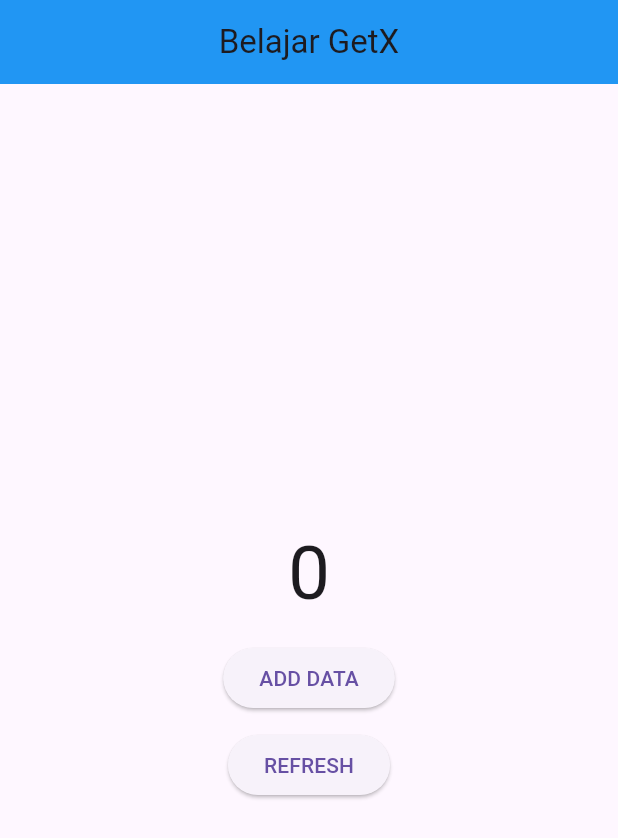
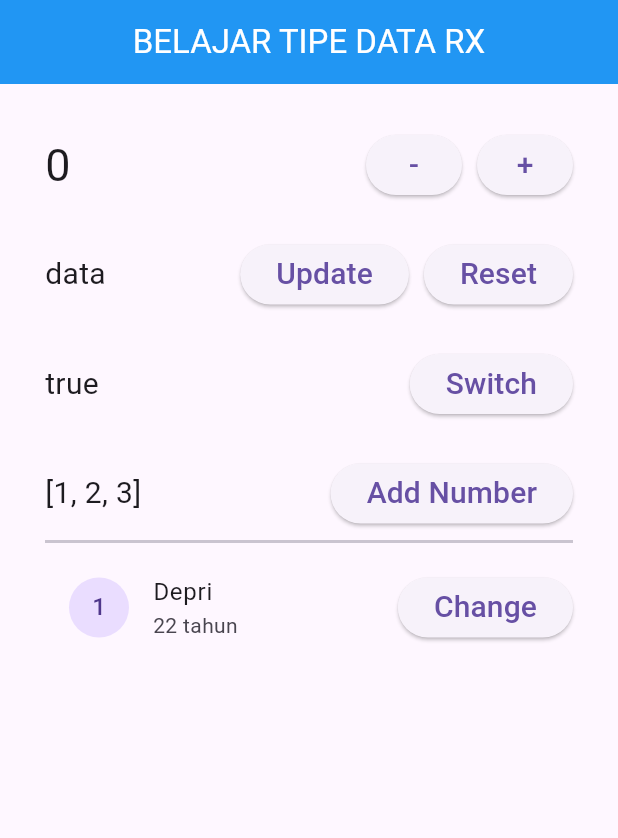
Before and after one commit to depriandiy/gym_presence, a Flutter app: the screen it shows after launch, on a phone screen of 412 x 824 dp. Shown: the top 838 px of the screen. Run offline on Flutter 3.47's test engine with Material 3 defaults, Android fonts, the phone set to English and light mode, and no system bars; our stand-ins replace firebase_core, get, introduction_screen; accounts and stored records are empty.

Commit message:
getx - tipe data

```diff
--- a/lib/controllers/home_controller.dart
+++ b/lib/controllers/home_controller.dart
@@ -1,17 +1,35 @@
 import 'package:get/get.dart';
 
 class HomeController extends GetxController {
-  // RxInt dataObs = 0.obs; // reactive state management (Rx) -> using Obx()
-  int dataObs = 0; // simple state management -> using GetBuilder()
+  RxInt dataInt = 0.obs;
+  RxString dataString = "data".obs;
+  RxBool dataBool = true.obs;
+  RxList<int> dataList = [1, 2, 3].obs;
+  RxMap<String, dynamic> dataMap = <String, dynamic>{
+    "id": 1,
+    "name": "Depri",
+    "age": 22,
+  }.obs;
 
-  void addData() {
-    dataObs++;
-    if (dataObs % 5 == 0) {
-      update();
-    }
+  void changeName() {
+    dataMap["name"] = "Rian";
+    dataMap["age"] = "23";
   }
 
-  void refreshData() {
-    update();
+  int nextNum = 4;
+  void addNumber() {
+    dataList.add(nextNum);
+    nextNum++;
   }
+
+  void switchBool() {
+    // dataBool.value != dataBool.value;
+    dataBool.toggle(); // cara simple
+  }
+
+  void updateString() => dataString.value = "data (updated)";
+  void resetString() => dataString.value = "data";
+
+  void incrementInt() => dataInt++;
+  void decrementInt() => dataInt--;
 }
--- a/lib/screens/home_screen.dart
+++ b/lib/screens/home_screen.dart
@@ -10,45 +10,154 @@ class HomeScreen extends StatelessWidget {
     return Scaffold(
       appBar: AppBar(
         centerTitle: true,
-        title: Text("Belajar GetX"),
+        title: const Text(
+          "BELAJAR TIPE DATA RX",
+          style: TextStyle(color: Colors.white),
+        ),
         backgroundColor: Colors.blue,
       ),
-      body: Center(
-        child: Column(
-          mainAxisAlignment: MainAxisAlignment.center,
+      body: ListView(
+        padding: EdgeInsets.all(30),
         children: [
-            // realtime changing.
-            // Obx(
-            //   () => Text(
-            //     "${homeC.dataObs}",
-            //     style: TextStyle(fontSize: 50),
-            //   ),
-            // ),
-
-            // simple SM, make a trigger to change state.
-            GetBuilder<HomeController>(
-              builder: (controller) => Text(
-                "${controller.dataObs}",
-                style: TextStyle(fontSize: 50),
+          Row(
+            mainAxisAlignment: MainAxisAlignment.spaceBetween,
+            children: [
+              Obx(
+                () => Text(
+                  "${homeC.dataInt}",
+                  style: TextStyle(fontSize: 30),
                 ),
               ),
-            SizedBox(height: 10),
+              Row(
+                children: [
                   ElevatedButton(
                     onPressed: () {
-                homeC.addData();
+                      homeC.decrementInt();
                     },
-              child: Text("ADD DATA"),
+                    child: const Text(
+                      "-",
+                      style: TextStyle(fontSize: 20),
                     ),
-            SizedBox(height: 10),
-            // button for trigger state changed.
+                  ),
+                  SizedBox(width: 10),
                   ElevatedButton(
                     onPressed: () {
-                homeC.refreshData();
+                      homeC.incrementInt();
                     },
-              child: Text("REFRESH"),
+                    child: const Text(
+                      "+",
+                      style: TextStyle(fontSize: 20),
+                    ),
                   ),
                 ],
               ),
+            ],
+          ),
+          SizedBox(height: 25),
+          Row(
+            mainAxisAlignment: MainAxisAlignment.spaceBetween,
+            children: [
+              Obx(
+                () => Text(
+                  "${homeC.dataString}",
+                  style: TextStyle(fontSize: 20),
+                ),
+              ),
+              Row(
+                children: [
+                  ElevatedButton(
+                    onPressed: () {
+                      homeC.updateString();
+                    },
+                    child: const Text(
+                      "Update",
+                      style: TextStyle(fontSize: 20),
+                    ),
+                  ),
+                  SizedBox(width: 10),
+                  ElevatedButton(
+                    onPressed: () {
+                      homeC.resetString();
+                    },
+                    child: const Text(
+                      "Reset",
+                      style: TextStyle(fontSize: 20),
+                    ),
+                  ),
+                ],
+              ),
+            ],
+          ),
+          SizedBox(height: 25),
+          Row(
+            mainAxisAlignment: MainAxisAlignment.spaceBetween,
+            children: [
+              Obx(
+                () => Text(
+                  "${homeC.dataBool}",
+                  style: TextStyle(fontSize: 20),
+                ),
+              ),
+              ElevatedButton(
+                onPressed: () {
+                  homeC.switchBool();
+                },
+                child: const Text(
+                  "Switch",
+                  style: TextStyle(fontSize: 20),
+                ),
+              ),
+            ],
+          ),
+          SizedBox(height: 25),
+          Row(
+            mainAxisAlignment: MainAxisAlignment.spaceBetween,
+            children: [
+              Obx(
+                () => Text(
+                  "${homeC.dataList}",
+                  style: TextStyle(fontSize: 20),
+                ),
+              ),
+              ElevatedButton(
+                onPressed: () {
+                  homeC.addNumber();
+                },
+                child: const Text(
+                  "Add Number",
+                  style: TextStyle(fontSize: 20),
+                ),
+              ),
+            ],
+          ),
+          Divider(thickness: 2),
+          Row(
+            children: [
+              Expanded(
+                child: Obx(
+                  () => ListTile(
+                    leading: CircleAvatar(
+                      child: Text(
+                        "${homeC.dataMap['id']}",
+                      ),
+                    ),
+                    title: Text("${homeC.dataMap['name']}"),
+                    subtitle: Text("${homeC.dataMap['age']} tahun"),
+                  ),
+                ),
+              ),
+              ElevatedButton(
+                onPressed: () {
+                  homeC.changeName();
+                },
+                child: const Text(
+                  "Change",
+                  style: TextStyle(fontSize: 20),
+                ),
+              ),
+            ],
+          ),
+        ],
       ),
     );
   }
```
Lines whose indentation alone changed are shown as unchanged.
